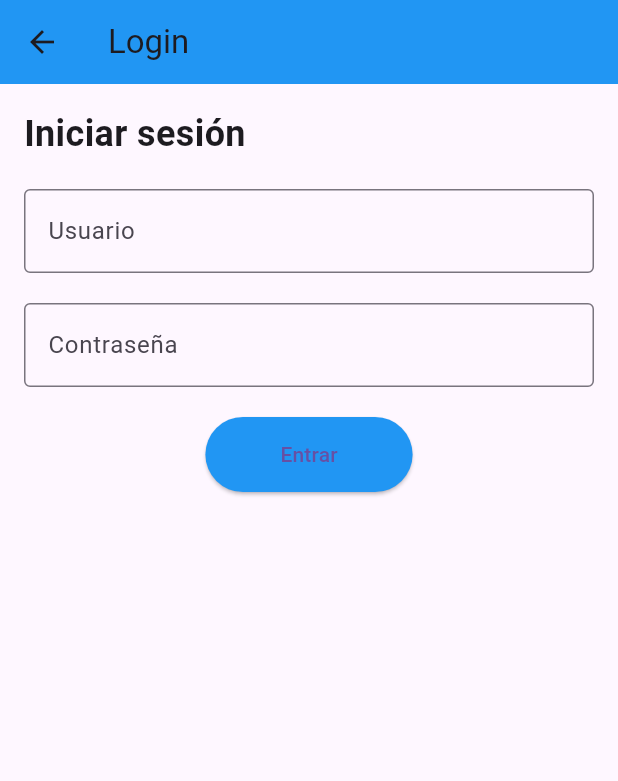
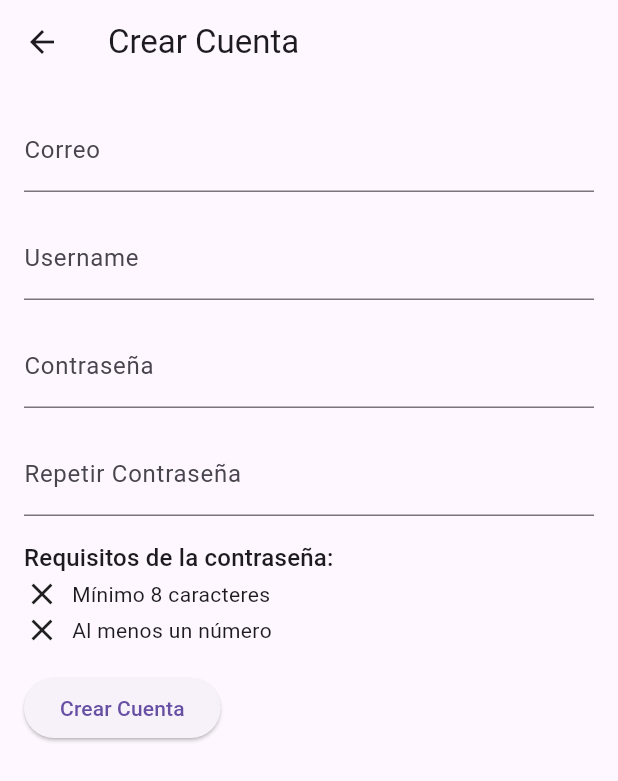
Before and after one commit to cheo2322/my_league_flutter, a Flutter app: the screen it shows after launch, in the side drawer, after a tap on "Crear cuenta", on a phone screen of 412 x 824 dp. Shown: the top 781 px of the screen. Run offline on Flutter 3.47's test engine with Material 3 defaults, Android fonts, the phone set to English and light mode, and no system bars; our stand-ins replace dio, flutter_secure_storage, font_awesome_flutter.

Commit message:
Add form to signup

```diff
--- /dev/null
+++ b/lib/screens/login/signup_page.dart
@@ -0,0 +1,117 @@
+import 'package:flutter/material.dart';
+
+class SignupPage extends StatelessWidget {
+  const SignupPage({super.key});
+
+  @override
+  Widget build(BuildContext context) {
+    final TextEditingController passwordController = TextEditingController();
+    final TextEditingController confirmPasswordController =
+        TextEditingController();
+
+    bool hasMinLength(String value) => value.length >= 8;
+    bool hasNumber(String value) => value.contains(RegExp(r'\d'));
+
+    void showAlert(String message) {
+      showDialog(
+        context: context,
+        builder:
+            (context) => AlertDialog(
+              title: const Text('Error'),
+              content: Text(message),
+              actions: [
+                TextButton(
+                  onPressed: () => Navigator.of(context).pop(),
+                  child: const Text('OK'),
+                ),
+              ],
+            ),
+      );
+    }
+
+    return Scaffold(
+      appBar: AppBar(title: const Text('Crear Cuenta')),
+      body: Padding(
+        padding: const EdgeInsets.all(16.0),
+        child: Column(
+          crossAxisAlignment: CrossAxisAlignment.start,
+          children: [
+            TextField(
+              decoration: const InputDecoration(labelText: 'Correo'),
+              keyboardType: TextInputType.emailAddress,
+            ),
+            const SizedBox(height: 16.0),
+            TextField(decoration: const InputDecoration(labelText: 'Username')),
+            const SizedBox(height: 16.0),
+            TextField(
+              controller: passwordController,
+              obscureText: true,
+              decoration: const InputDecoration(labelText: 'Contraseña'),
+            ),
+            const SizedBox(height: 16.0),
+            TextField(
+              controller: confirmPasswordController,
+              obscureText: true,
+              decoration: const InputDecoration(
+                labelText: 'Repetir Contraseña',
+              ),
+            ),
+            const SizedBox(height: 16.0),
+            Column(
+              crossAxisAlignment: CrossAxisAlignment.start,
+              children: [
+                Text(
+                  'Requisitos de la contraseña:',
+                  style:
+                      Theme.of(context).textTheme.titleMedium, // Updated here
+                ),
+                Row(
+                  children: [
+                    Icon(
+                      hasMinLength(passwordController.text)
+                          ? Icons.check
+                          : Icons.close,
+                    ),
+                    const SizedBox(width: 8.0),
+                    const Text('Mínimo 8 caracteres'),
+                  ],
+                ),
+                Row(
+                  children: [
+                    Icon(
+                      hasNumber(passwordController.text)
+                          ? Icons.check
+                          : Icons.close,
+                    ),
+                    const SizedBox(width: 8.0),
+                    const Text('Al menos un número'),
+                  ],
+                ),
+              ],
+            ),
+            const SizedBox(height: 16.0),
+            ElevatedButton(
+              onPressed: () {
+                if (passwordController.text.isEmpty ||
+                    confirmPasswordController.text.isEmpty ||
+                    !hasMinLength(passwordController.text) ||
+                    !hasNumber(passwordController.text) ||
+                    passwordController.text != confirmPasswordController.text) {
+                  showAlert(
+                    'Por favor, asegúrate de llenar todos los campos correctamente.',
+                  );
+                } else {
+                  // Lógica para crear la cuenta
+                  ScaffoldMessenger.of(context).showSnackBar(
+                    const SnackBar(content: Text('Cuenta creada exitosamente')),
+                  );
+                }
+              },
+              child: const Text('Crear Cuenta'),
+            ),
+          ],
+        ),
+      ),
+    );
+  }
+}
--- a/lib/widgets/user_drawer.dart
+++ b/lib/widgets/user_drawer.dart
@@ -2,6 +2,7 @@ import 'package:flutter/material.dart';
 import 'package:flutter_secure_storage/flutter_secure_storage.dart';
 import 'package:my_league_flutter/main.dart';
 import 'package:my_league_flutter/screens/login/login_page.dart';
+import 'package:my_league_flutter/screens/login/signup_page.dart';
 
 class UserDrawer extends StatelessWidget {
   const UserDrawer({super.key});
@@ -98,11 +99,10 @@ class UserDrawer extends StatelessWidget {
                   leading: const Icon(Icons.person_add, color: Colors.blue),
                   title: const Text('Crear cuenta'),
                   onTap: () {
-                    // TODO: Create page to create account
                     Navigator.push(
                       context,
                       MaterialPageRoute(
-                        builder: (context) => const LoginPage(),
+                        builder: (context) => const SignupPage(),
                       ),
                     );
                   },
```
